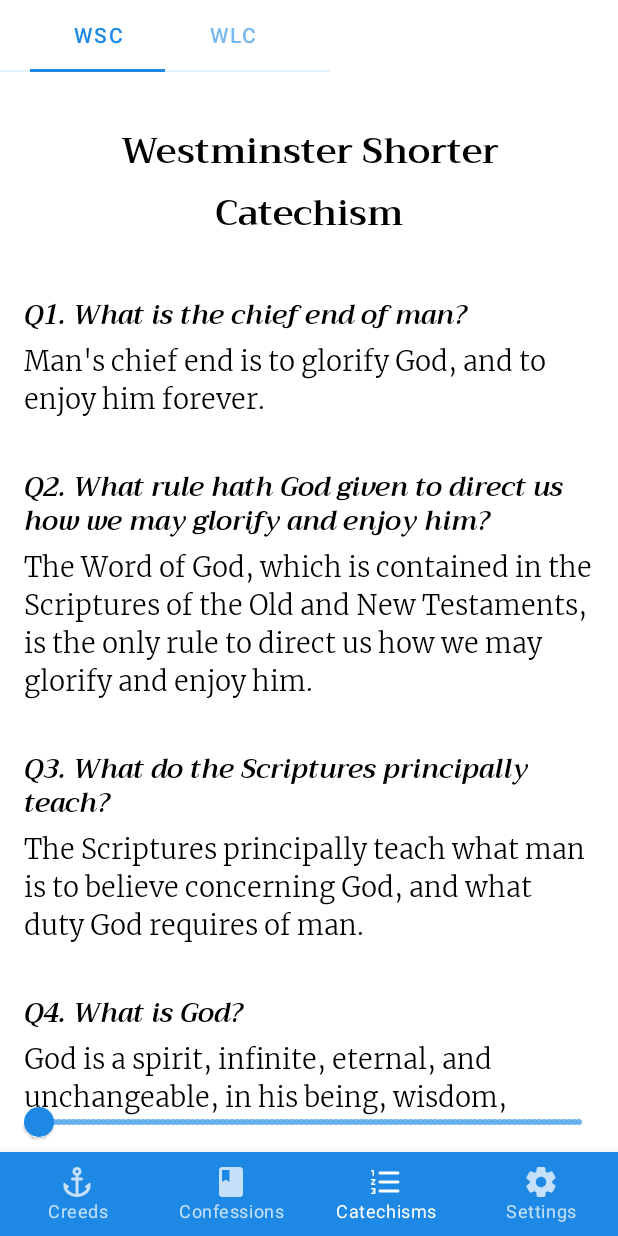
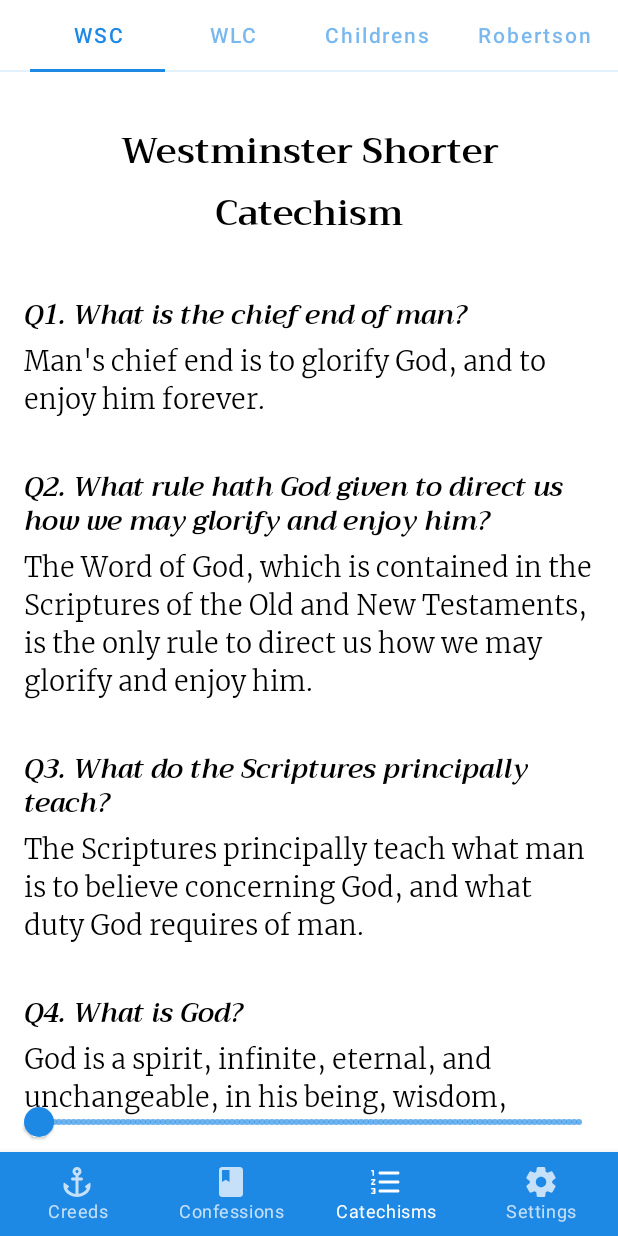
Before and after one commit to mattrob33/CreedsAndroid, an Android app built with Jetpack Compose: the screen it shows after launch (MainActivity), item 3 of the bottom bar chosen, on a phone screen of 412 x 824 dp. Run offline under Robolectric (Android 15) with nearby library versions, the phone set to English and light mode, and no system bars; our stand-ins replace accompanist.

Commit message:
Added Childrens and Robertson catechisms

```diff
--- /dev/null
+++ b/app/src/main/java/com/mattrobertson/creeds/data/catechisms/ChildrensCatechism.kt
@@ -0,0 +1,156 @@
+package com.mattrobertson.creeds.data.catechisms
+
+import com.mattrobertson.creeds.model.catechism.Catechism
+import com.mattrobertson.creeds.model.catechism.QuestionAndAnswer
+
+val childrensCatechism = Catechism(
+    title = "Children's Catechism",
+    abbreviation = "Childrens",
+    questions = listOf(
+        QuestionAndAnswer("Who made you?", "God."),
+        QuestionAndAnswer("What else did God make?", "God made all things."),
+        QuestionAndAnswer("Why did God make you and all things?", "For his own glory."),
+        QuestionAndAnswer("How can you glorify God?", "By loving him and doing what he commands."),
+        QuestionAndAnswer("Why ought you to glorify God?", "Because he made me and takes care of me."),
+        QuestionAndAnswer("Are there more gods than one?", "There is only one God."),
+        QuestionAndAnswer("In how many persons does this one God exist?", "In three persons."),
+        QuestionAndAnswer("What are they?", "The Father, the Son, and the Holy Ghost."),
+        QuestionAndAnswer("What is God?", "God is a Spirit, and has not a body like men."),
+        QuestionAndAnswer("Where is God?", "God is everywhere."),
+        QuestionAndAnswer("Can you see God?", "No; I cannot see God, but he always sees me."),
+        QuestionAndAnswer("Does God know all things?", "Yes; nothing can be hid from God."),
+        QuestionAndAnswer("Can God do all things?", "Yes; God can do all his holy will."),
+        QuestionAndAnswer("Where do you learn how to love and obey God?", "In the Bible alone."),
+        QuestionAndAnswer("Who wrote the Bible?", "Holy men who were taught by the Holy Spirit."),
+        QuestionAndAnswer("Who were our first parents?", "Adam and Eve."),
+        QuestionAndAnswer("Of what were our first parents made?", "God made the body of Adam out of the ground, and formed Eve from the body of Adam."),
+        QuestionAndAnswer("What did God give Adam and Eve besides bodies?", "He gave them souls that could never die."),
+        QuestionAndAnswer("Have you a soul as well as a body?", "Yes; I have a soul that can never die."),
+        QuestionAndAnswer("How do you know that you have a soul?", "Because the Bible tells me so."),
+        QuestionAndAnswer("In what condition did God make Adam and Eve?", "He made them holy and happy."),
+        QuestionAndAnswer("What is a covenant?", "An agreement between two or more persons."),
+        QuestionAndAnswer("What covenant did God make with Adam?", "The covenant of works."),
+        QuestionAndAnswer("What was Adam bound to do by the covenant of works?", "To obey God perfectly."),
+        QuestionAndAnswer("What did God promise in the covenant of works?", "To reward Adam with life if he obeyed him."),
+        QuestionAndAnswer("What did God threaten in the covenant of works?", "To punish Adam with death if he disobeyed."),
+        QuestionAndAnswer("Did Adam keep the covenant of works?", "No; he sinned against God."),
+        QuestionAndAnswer("What is Sin?", "Sin is any want of conformity unto, or transgression of the law of God."),
+        QuestionAndAnswer("What is meant by want of conformity?", "Not being or doing what God requires."),
+        QuestionAndAnswer("What is meant by transgression?", "Doing what God forbids."),
+        QuestionAndAnswer("What was the sin of our first parents?", "Eating the forbidden fruit."),
+        QuestionAndAnswer("Who tempted them to this sin?", "The devil tempted Eve, and she gave the fruit to Adam."),
+        QuestionAndAnswer("What befell our first parents when they had sinned?", "Instead of being holy and happy, they became sinful and miserable."),
+        QuestionAndAnswer("Did Adam act for himself alone in the covenant of works?", "No; he represented all his posterity."),
+        QuestionAndAnswer("What effect had the sin of Adam on all mankind?", "All mankind are born in a state of sin and misery."),
+        QuestionAndAnswer("What is that sinful nature which we inherit from Adam called?", "Original sin."),
+        QuestionAndAnswer("What does every sin deserve?", "The wrath and curse of God."),
+        QuestionAndAnswer("Can any one go to heaven with this sinful nature?", "No; our hearts must be changed before we can be fit for heaven."),
+        QuestionAndAnswer("What is a change of heart called?", "Regeneration."),
+        QuestionAndAnswer("Who can change a sinner’s heart?", "The Holy Spirit alone."),
+        QuestionAndAnswer("Can any one be saved through the covenant of works?", "None can be saved through the covenant of works."),
+        QuestionAndAnswer("Why can none be saved through the covenant of works?", "Because all have broken it, and are condemned by it"),
+        QuestionAndAnswer("With whom did God the Father make the covenant of grace?", "With Christ, his eternal Son."),
+        QuestionAndAnswer("Whom did Christ represent in the covenant of grace?", "His elect people."),
+        QuestionAndAnswer("What did Christ undertake in the covenant of grace?", "To keep the whole law for his people, and to suffer the punishment due to their sins."),
+        QuestionAndAnswer("Did our Lord Jesus Christ ever commit the least sin?", "No; he was holy, harmless, and undefiled."),
+        QuestionAndAnswer("How could the Son of God suffer?", "Christ, the Son of God, became man that he might obey and suffer in our nature."),
+        QuestionAndAnswer("What is meant by the Atonement?", "Christ’s satisfying divine justice, by his sufferings and death, in the place of sinners."),
+        QuestionAndAnswer("What did God the Father undertake in the covenant of grace?", "To justify and sanctify those for whom Christ should die."),
+        QuestionAndAnswer("What is justification?", "It is God’s forgiving sinners, and treating them as if they had never sinned."),
+        QuestionAndAnswer("What is sanctification?", "It is God’s making sinners holy in heart and conduct."),
+        QuestionAndAnswer("For whom did Christ obey and suffer?", "For those whom the Father had given him."),
+        QuestionAndAnswer("What kind of life did Christ live on earth?", "A life of poverty and suffering."),
+        QuestionAndAnswer("What kind of death did Christ die?", "The painful and shameful death of the cross."),
+        QuestionAndAnswer("Who will be saved?", "Only those who repent of sin, believe in Christ, and lead holy lives."),
+        QuestionAndAnswer("What is it to repent?", "To be sorry for sin, and to hate and forsake it because it is displeasing to God."),
+        QuestionAndAnswer("What is it to believe or have faith in Christ?", "To trust in Christ alone for salvation."),
+        QuestionAndAnswer("Can you repent and believe in Christ by your own power?", "No; I can do nothing good without the help of God’s Holy Spirit."),
+        QuestionAndAnswer("How can you get the help of the Holy Spirit?", "God has told us that we must pray to him for the Holy Spirit."),
+        QuestionAndAnswer("How long ago is it since Christ died?", "More than nineteen hundred years."),
+        QuestionAndAnswer("How were pious persons saved before the coming of Christ?", "By believing in a Savior to come."),
+        QuestionAndAnswer("How did they show their faith?", "By offering sacrifices on God’s altar."),
+        QuestionAndAnswer("What did these sacrifices represent?", "Christ, the Lamb of God, who was to die for sinners."),
+        QuestionAndAnswer("What offices has Christ?", "Christ has three offices."),
+        QuestionAndAnswer("What are they?", "The offices of a prophet, of a priest, and of a king."),
+        QuestionAndAnswer("How is Christ a prophet?", "Because he teaches us the will of God."),
+        QuestionAndAnswer("How is Christ a priest?", "Because he died for our sins and pleads with God for us."),
+        QuestionAndAnswer("How is Christ a king?", "Because he rules over us and defends us."),
+        QuestionAndAnswer("Why do you need Christ as a prophet?", "Because I am ignorant."),
+        QuestionAndAnswer("Why do you need Christ as a priest?", "Because I am guilty."),
+        QuestionAndAnswer("Why do you need Christ as a king?", "Because I am weak and helpless."),
+        QuestionAndAnswer("How many commandments did God give on Mount Sinai?", "Ten commandments."),
+        QuestionAndAnswer("What are the ten commandments sometimes called?", "The Decalogue."),
+        QuestionAndAnswer("What do the first four commandments teach?", "Our duty to God."),
+        QuestionAndAnswer("What do the last six commandments teach?", "Our duty to our fellow men."),
+        QuestionAndAnswer("What is the sum of the ten commandments?", "To love God with all my heart, and my neighbor as myself."),
+        QuestionAndAnswer("Who is your neighbor?", "All my fellow men are my neighbors."),
+        QuestionAndAnswer("Is God pleased with those who love and obey him?", "Yes; he says, “I love them that love me.”"),
+        QuestionAndAnswer("Is God displeased with those who do not love and obey him?", "Yes; “God is angry with the wicked every day.”"),
+        QuestionAndAnswer("What is the first commandment?", "The first commandment is, Thou shalt have no other gods before me."),
+        QuestionAndAnswer("What does the first commandment teach us?", "To worship God alone."),
+        QuestionAndAnswer("What is the second commandment?", "The second commandment is, Thou shalt not make unto thee any graven image, or any likeness of any things that is in heaven above, or that is in the earth beneath, or that is in the water under the earth; thou shalt not bow down thyself to them, nor serve them: for I, the Lord thy God, am a jealous God, visiting the iniquity of the fathers upon the children unto the third and fourth generation of them that hate me; and showing mercy unto thousands of them that love me, and keep my commandments."),
+        QuestionAndAnswer("What does the second commandment teach us?", "To worship God in a proper manner, and to avoid idolatry."),
+        QuestionAndAnswer("What is the third commandment?", "The third commandment is, Thou shalt not take the name of the Lord thy God in vain: for the Lord will not hold him guiltless that taketh his name in vain."),
+        QuestionAndAnswer("What does the third commandment teach me?", "To reverence God’s name, word, and works."),
+        QuestionAndAnswer("What is the fourth commandment?", "The fourth commandment is, Remember the Sabbath day to keep it holy. Six days shalt thou labor, and do all thy work, but the seventh day is the Sabbath of the Lord thy God; in it thou shalt not do any work, thou, nor thy son, nor thy daughter, nor thy manservant, nor thy maidservant, nor thy cattle, nor thy stranger that is within thy gates: for in six days the Lord made heaven and earth, the sea, and all that in them is, and rested the seventh day; wherefore the Lord blessed the Sabbath Day, and hallowed it."),
+        QuestionAndAnswer("What does the fourth commandment teach us?", "To keep the Sabbath holy."),
+        QuestionAndAnswer("What day of the week is the Christian Sabbath?", "The first day of the week, called the Lord’s day."),
+        QuestionAndAnswer("Why is it called the Lord’s day?", "Because on that day Christ rose from the dead."),
+        QuestionAndAnswer("How should the Sabbath be spent?", "In prayer and praise, in hearing and reading God’s Word, and in doing good to our fellow men."),
+        QuestionAndAnswer("What is the fifth commandment?", "The fifth commandment is, Honor thy father and thy mother, that thy days may be long upon the land which the Lord thy God giveth thee."),
+        QuestionAndAnswer("What does the fifth commandment teach me?", "To love and obey our parents and teachers."),
+        QuestionAndAnswer("What is the sixth commandment?", "The sixth commandment is, Thou shalt not kill."),
+        QuestionAndAnswer("What does the sixth commandment teach us?", "To avoid angry passions."),
+        QuestionAndAnswer("What is the seventh commandment?", "The seventh commandment is, Thou shalt not commit adultery."),
+        QuestionAndAnswer("What does the seventh commandment teach us?", "To be pure in heart, language, and conduct."),
+        QuestionAndAnswer("What is the eighth commandment?", "The eighth commandment is, Thou shalt not steal."),
+        QuestionAndAnswer("What does the eighth commandment teach us?", "To be honest and industrious."),
+        QuestionAndAnswer("What is the ninth commandment?", "The ninth commandment is, Thou shalt not bear false witness against thy neighbor."),
+        QuestionAndAnswer("What does the ninth commandment teach us?", "To tell the truth."),
+        QuestionAndAnswer("What is the tenth commandment?", "The tenth commandment is, Thou shalt not covet thy neighbor’s house, thou shalt not covet thy neighbor’s wife, nor his manservant, nor his maidservant, nor his ox, nor his ass, nor any thing that is thy neighbor’s."),
+        QuestionAndAnswer("What does the tenth commandment teach us?", "To be content with our lot."),
+        QuestionAndAnswer("Can any man keep these ten commandments perfectly?", "No mere man, since the fall of Adam, ever did or can keep the ten commandments perfectly."),
+        QuestionAndAnswer("Of what use are the ten commandments to us?", "They teach us our duty, and show our need of a Savior."),
+        QuestionAndAnswer("What is prayer?", "Prayer is asking God for things which he has promised to give."),
+        QuestionAndAnswer("In whose name should we pray?", "Only in the name of Christ."),
+        QuestionAndAnswer("What has Christ given us to teach us how to pray?", "The Lord’s Prayer."),
+        QuestionAndAnswer("Repeat the Lord’s Prayer.", "Our Father which art in heaven, Hallowed be thy name. Thy kingdom come. Thy will be done in earth, as it is in heaven. Give us this day our daily bread. And forgive us our debts, as we forgive our debtors. And lead us not into temptation, but deliver us from evil: For thine is the kingdom, and the power, and the glory, for ever. Amen."),
+        QuestionAndAnswer("How many petitions are there in The Lord’s Prayer?", "Six."),
+        QuestionAndAnswer("What is the first petition?", "“Hallowed be thy name.”"),
+        QuestionAndAnswer("What do we pray for in the first petition?", "That God’s name may be honored by us and all men."),
+        QuestionAndAnswer("What is the second petition?", "“Thy kingdom come.”"),
+        QuestionAndAnswer("What do we pray for in the second petition?", "That the gospel may be preached in all the world, and believed and obeyed by us and all men."),
+        QuestionAndAnswer("What is the third petition?", "“Thy will be done in earth, as it is in heaven.”"),
+        QuestionAndAnswer("What do we pray for in the third petition?", "That men on earth may serve God as the angels do in heaven."),
+        QuestionAndAnswer("What is the fourth petition?", "“Give us this day our daily bread.”"),
+        QuestionAndAnswer("What do we pray for in the fourth petition?", "That God would give us all things needful for our bodies and souls."),
+        QuestionAndAnswer("What is the fifth petition?", "“And forgive us our debts, as we forgive our debtors.”"),
+        QuestionAndAnswer("What do we pray for in the fifth petition?", "That God would pardon our sins for Christ’s sake, and enable us to forgive those who have injured us."),
+        QuestionAndAnswer("What is the sixth petition?", "“And lead us not into temptation, but deliver us from evil.”"),
+        QuestionAndAnswer("What do we pray for in the sixth petition?", "That God would keep us from sin."),
+        QuestionAndAnswer("How many sacraments are there?", "Two."),
+        QuestionAndAnswer("What are they?", "Baptism and the Lord’s Supper."),
+        QuestionAndAnswer("Who appointed these sacraments?", "The Lord Jesus Christ."),
+        QuestionAndAnswer("Why did Christ appoint these sacraments?", "To distinguish his disciples from the world, and to comfort and strengthen them."),
+        QuestionAndAnswer("What sign is used in baptism?", "The washing with water."),
+        QuestionAndAnswer("What does this signify?", "That we are cleansed from sin by the blood of Christ."),
+        QuestionAndAnswer("In whose name are we baptized?", "In the name of the Father, and of the Son, and of the Holy Ghost."),
+        QuestionAndAnswer("Who are to be baptized?", "Believers and their children."),
+        QuestionAndAnswer("Why should infants be baptized?", "Because they have a sinful nature and need a Savior."),
+        QuestionAndAnswer("Does Christ care for little children?", "Yes; for he says, “Suffer the little children to come unto me, and forbid them not: for of such is the kingdom of God.”"),
+        QuestionAndAnswer("To what does your baptism bind you?", "To be a true follower of Christ."),
+        QuestionAndAnswer("What is the Lord’s Supper?", "The eating of bread and drinking of wine in remembrance of the sufferings and death of Christ."),
+        QuestionAndAnswer("What does the bread represent?", "The body of Christ, broken for our sins."),
+        QuestionAndAnswer("What does the wine represent?", "The blood of Christ, shed for our salvation."),
+        QuestionAndAnswer("Who should partake of the Lord’s Supper?", "Only those who repent of their sins, believe in Christ for salvation, and love their fellow men."),
+        QuestionAndAnswer("Did Christ remain in the tomb after his crucifixion?", "No; he rose from the tomb on the third day after his death."),
+        QuestionAndAnswer("Where is Christ now?", "In heaven, interceding for sinners."),
+        QuestionAndAnswer("Will he come again?", "Yes; at the last day Christ will come to judge the world."),
+        QuestionAndAnswer("What becomes of men at death?", "The body returns to dust, and the soul goes into the world of spirits."),
+        QuestionAndAnswer("Will the bodies of the dead be raised to life again?", "Yes; “The trumpet shall sound, and the dead shall be raised.”"),
+        QuestionAndAnswer("What will become of the wicked in the day of judgment?", "They shall be cast into hell."),
+        QuestionAndAnswer("What is hell?", "A place of dreadful and endless torment."),
+        QuestionAndAnswer("What will become of the righteous?", "They shall be taken to heaven."),
+        QuestionAndAnswer("What is heaven?", "A glorious and happy place, where the righteous shall be forever with the Lord.")
+    )
+)
--- /dev/null
+++ b/app/src/main/java/com/mattrobertson/creeds/data/catechisms/RobertsonCatechism.kt
@@ -0,0 +1,62 @@
+package com.mattrobertson.creeds.data.catechisms
+
+import com.mattrobertson.creeds.model.catechism.Catechism
+import com.mattrobertson.creeds.model.catechism.QuestionAndAnswer
+
+val robertsonCatechism = Catechism(
+    title = "Robertson Family Catechism",
+    abbreviation = "Robertson",
+    questions = listOf(
+        QuestionAndAnswer("Who made you?", "God."),
+        QuestionAndAnswer("What else did God make?", "God made everything."),
+        QuestionAndAnswer("Why did God make you and everything?", "For his glory."),
+        QuestionAndAnswer("How can you glorify God?", "By loving him and doing what he says."),
+        QuestionAndAnswer("Why should you glorify God?", "Because he made me and takes care of me."),
+        QuestionAndAnswer("Does God have a body?", "No, God does not have a body."),
+        QuestionAndAnswer("Where is God?", "Everywhere."),
+        QuestionAndAnswer("Can you see God?", "No, but he always sees me."),
+        QuestionAndAnswer("Does God know everything?", "Yes."),
+        QuestionAndAnswer("Can God do all things?", "Yes, God can do whatever he wants."),
+        QuestionAndAnswer("Where do you learn how to love and obey God?", "The Bible."),
+        QuestionAndAnswer("Who gave us the Bible?", "God."),
+        QuestionAndAnswer("Can we trust the Bible?", "Yes. It is God’s Word."),
+        QuestionAndAnswer("Who were our first parents?", "Adam and Eve."),
+        QuestionAndAnswer("What did God give Adam and Eve besides bodies?", "He gave them souls that could never die."),
+        QuestionAndAnswer("Do you have a body and a soul?", "Yes, I have a soul that can never die."),
+        QuestionAndAnswer("How do you know that you have a soul?", "The Bible tells me so."),
+        QuestionAndAnswer("What were Adam and Eve like when God made them?", "They were holy and happy."),
+        QuestionAndAnswer("What is Sin?", "Sin is disobeying God."),
+        QuestionAndAnswer("What was our first parents’ sin?", "They ate the fruit that God said not to eat."),
+        QuestionAndAnswer("Who tempted them to sin?", "The devil."),
+        QuestionAndAnswer("What happened to our first parents when they sinned?", "They became sinful and sad."),
+        QuestionAndAnswer("What does every sin deserve?", "God’s wrath."),
+        QuestionAndAnswer("Can people go to heaven with a sinful heart?", "No, our heart has to be changed."),
+        QuestionAndAnswer("Who can change our heart?", "The Holy Spirit."),
+        QuestionAndAnswer("What is it called when the Holy Spirit changes hearts?", "Regeneration."),
+        QuestionAndAnswer("Who is Jesus?", "God’s son."),
+        QuestionAndAnswer("What else do we call Jesus?", "Christ."),
+        QuestionAndAnswer("Why do we call Jesus “Christ”?", "Because God chose him to save us."),
+        QuestionAndAnswer("Was Jesus rich or poor?", "Jesus was poor."),
+        QuestionAndAnswer("Did Jesus ever sin?", "No, he was holy and perfect."),
+        QuestionAndAnswer("How did Jesus die?", "Jesus died on the cross."),
+        QuestionAndAnswer("What happened after Jesus died?", "He rose from the grave."),
+        QuestionAndAnswer("Why did Jesus have to die?", "To save his people from Sin."),
+        QuestionAndAnswer("Who will be saved?", "People who repent and believe in Jesus."),
+        QuestionAndAnswer("What does it mean to repent?", "To be sorry for sin and want to stop sinning."),
+        QuestionAndAnswer("What does it mean to believe in Jesus?", "To trust Jesus to save me."),
+        QuestionAndAnswer("Can you repent and believe in Jesus by yourself?", "No, I need God’s Holy Spirit to help me."),
+        QuestionAndAnswer("How can you get the Holy Spirit to help you?", "I can ask God for his help."),
+        QuestionAndAnswer("What is it called when Jesus saves us?", "Salvation."),
+        QuestionAndAnswer("What are the parts of salvation?", "Justification, sanctification, and adoption."),
+        QuestionAndAnswer("What is justification?", "When God forgives us for our sin."),
+        QuestionAndAnswer("What is sanctification?", "When God makes us holy."),
+        QuestionAndAnswer("What is adoption?", "When God becomes our Father and makes us his children."),
+        QuestionAndAnswer("What are the offices of Christ?", "Prophet, priest, and king."),
+        QuestionAndAnswer("How is Christ a prophet?", "He teaches us God’s will."),
+        QuestionAndAnswer("How is Christ a priest?", "He died for our sins and prays for us."),
+        QuestionAndAnswer("How is Christ a king?", "He rules over us and defends us."),
+        QuestionAndAnswer("Why do we need Christ as a prophet?", "Because we are ignorant."),
+        QuestionAndAnswer("Why do we need Christ as a priest?", "Because we are guilty."),
+        QuestionAndAnswer("Why do we need Christ as a king?", "Because we are weak and helpless.")
+    )
+)
--- a/app/src/main/java/com/mattrobertson/creeds/ui/composables/catechisms/CatechismTab.kt
+++ b/app/src/main/java/com/mattrobertson/creeds/ui/composables/catechisms/CatechismTab.kt
@@ -1,5 +1,7 @@
 package com.mattrobertson.creeds.ui.composables.catechisms
 
+import com.mattrobertson.creeds.data.catechisms.childrensCatechism
+import com.mattrobertson.creeds.data.catechisms.robertsonCatechism
 import com.mattrobertson.creeds.data.catechisms.wlc
 import com.mattrobertson.creeds.data.catechisms.wsc
 import com.mattrobertson.creeds.model.catechism.Catechism
@@ -7,4 +9,6 @@ import com.mattrobertson.creeds.model.catechism.Catechism
 sealed class CatechismTab(val catechism: Catechism) {
     object WestminsterShorter : CatechismTab(wsc)
     object WestminsterLarger : CatechismTab(wlc)
+    object Childrens : CatechismTab(childrensCatechism)
+    object Robertson : CatechismTab(robertsonCatechism)
 }
--- a/app/src/main/java/com/mattrobertson/creeds/ui/composables/catechisms/CatechismsScreen.kt
+++ b/app/src/main/java/com/mattrobertson/creeds/ui/composables/catechisms/CatechismsScreen.kt
@@ -17,7 +17,9 @@ import kotlinx.coroutines.launch
 fun CatechismsScreen() {
     val tabs = listOf(
         CatechismTab.WestminsterShorter,
-        CatechismTab.WestminsterLarger
+        CatechismTab.WestminsterLarger,
+        CatechismTab.Childrens,
+        CatechismTab.Robertson
     )
 
     val pagerState = rememberPagerState(pageCount = tabs.size)
@@ -77,7 +79,9 @@ fun Tabs(tabs: List<CatechismTab>, pagerState: PagerState) {
 fun TabsPreview() {
     val tabs = listOf(
         CatechismTab.WestminsterShorter,
-        CatechismTab.WestminsterLarger
+        CatechismTab.WestminsterLarger,
+        CatechismTab.Childrens,
+        CatechismTab.Robertson
     )
     val pagerState = rememberPagerState(pageCount = tabs.size)
 
@@ -102,7 +106,9 @@ fun TabsContent(tabs: List<CatechismTab>, pagerState: PagerState) {
 fun TabsContentPreview() {
     val tabs = listOf(
         CatechismTab.WestminsterShorter,
-        CatechismTab.WestminsterLarger
+        CatechismTab.WestminsterLarger,
+        CatechismTab.Childrens,
+        CatechismTab.Robertson
     )
     val pagerState = rememberPagerState(pageCount = tabs.size)
     TabsContent(tabs = tabs, pagerState = pagerState)
```
